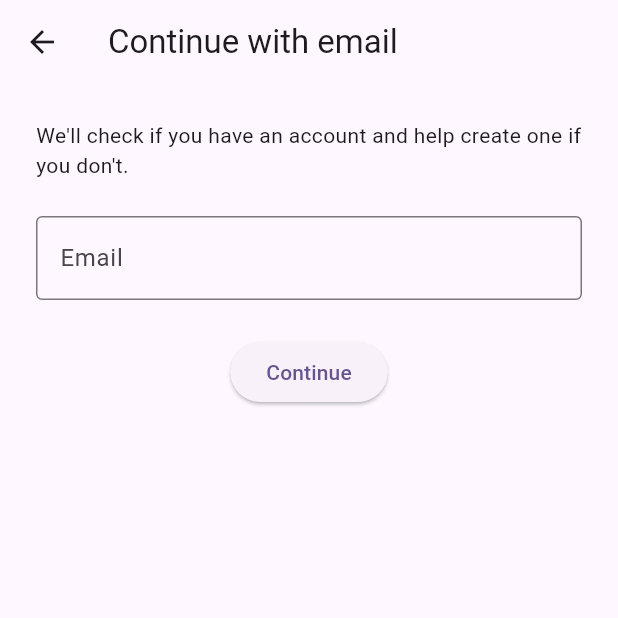
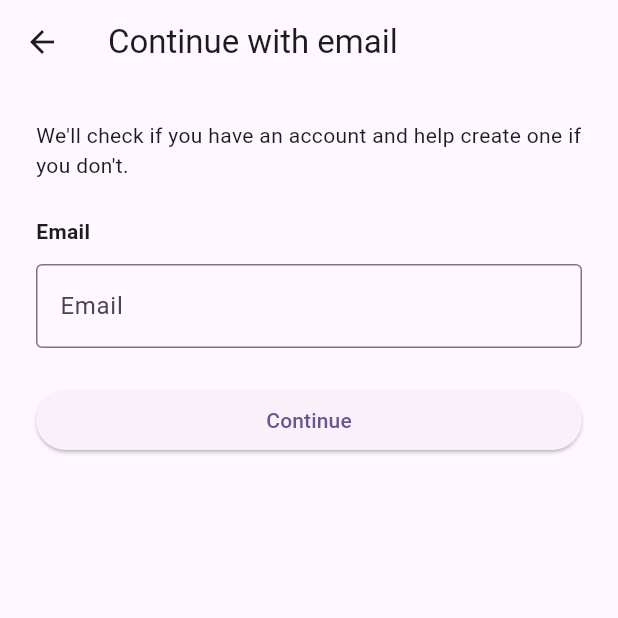
Before and after one commit to Yesferal/Y-Auth-Flutter, a Flutter app: the RequestAuthCodeScreen screen opened directly, on a phone screen of 412 x 824 dp, the top half of it. Run offline on Flutter 3.47's test engine with Material 3 defaults, Android fonts, the phone set to English and light mode, and no system bars; our stand-ins replace email_validator, flutter_dotenv.

Commit message:
Add label & Expand button

```diff
--- a/lib/presentation/widget/request_auth_code_widget.dart
+++ b/lib/presentation/widget/request_auth_code_widget.dart
@@ -41,10 +41,13 @@ class _RequestAuthCodeScreenState extends State<RequestAuthCodeScreen> {
       body: Padding(
         padding: const EdgeInsets.all(24),
         child: Column(
+          crossAxisAlignment: CrossAxisAlignment.stretch,
           children: [
             const Text(
                 "We'll check if you have an account and help create one if you don't."),
             const SizedBox(height: 24),
+            const Text("Email", style: TextStyle(fontWeight: FontWeight.bold)),
+            const SizedBox(height: 12),
             TextField(
               controller: _myController,
               decoration: InputDecoration(
--- a/lib/presentation/widget/request_auth_token_widget.dart
+++ b/lib/presentation/widget/request_auth_token_widget.dart
@@ -65,10 +65,13 @@ class _RequestAuthTokenScreenScreenState extends State<RequestAuthTokenScreen> {
       body: Padding(
         padding: const EdgeInsets.all(24),
         child: Column(
+          crossAxisAlignment: CrossAxisAlignment.stretch,
           children: [
             const Text(
                 "Once you enter the code we sent to your email, you'll be all toggled in"),
             const SizedBox(height: 24),
+            const Text("Code", style: TextStyle(fontWeight: FontWeight.bold)),
+            const SizedBox(height: 12),
             TextField(
               controller: _myController,
               decoration: InputDecoration(
```
